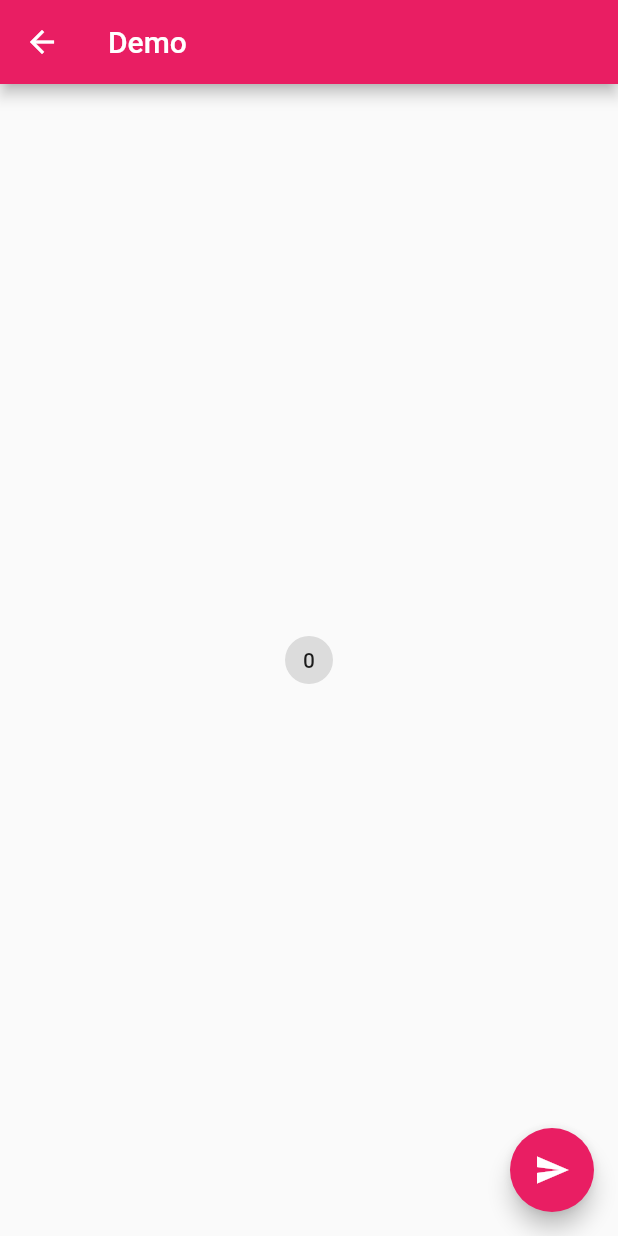
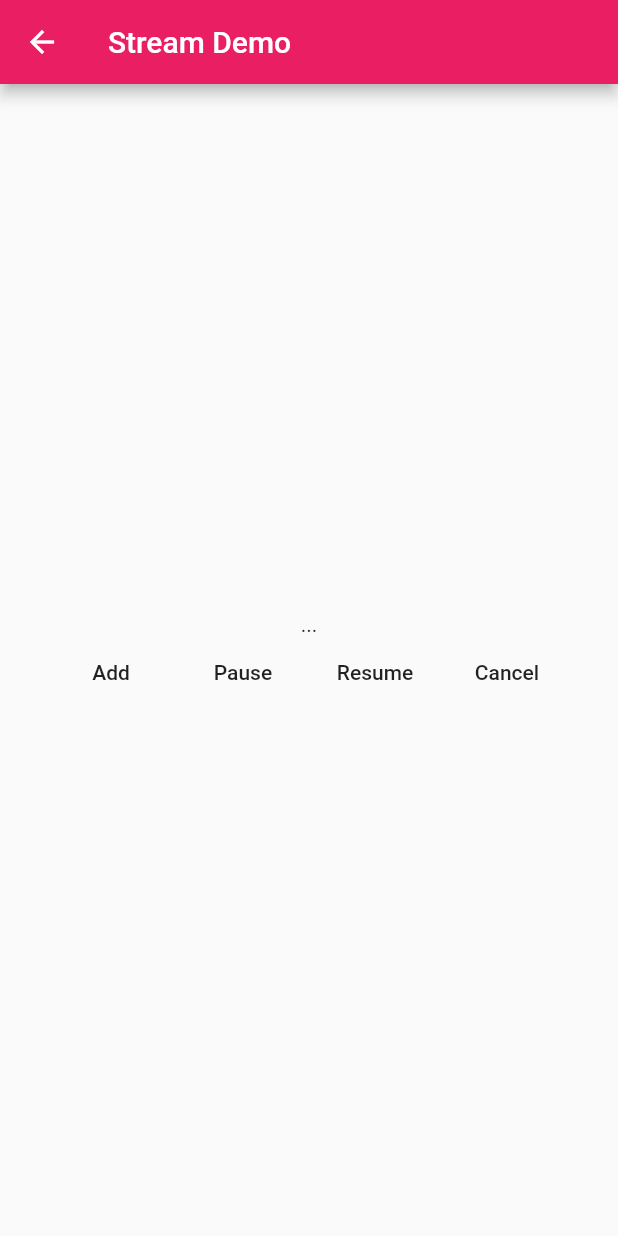
Before and after one commit to Darren-xd/flutter_dome, a Flutter app: the screen it shows after launch, on a phone screen of 412 x 824 dp. Run offline on Flutter 3.47's test engine with Material 2 defaults, Android fonts, the phone set to English and light mode, and no system bars; our stand-ins replace flutter_swiper.

Commit message:
stream 使用

```diff
--- a/lib/buttom/button_demo.dart
+++ b/lib/buttom/button_demo.dart
@@ -9,6 +9,7 @@ import 'package:flutter_dome/chip/chip_demo.dart';
 import 'package:flutter_dome/datatable/datatable_demo.dart';
 import 'package:flutter_dome/dialog/expansion_panel_demo.dart';
 import 'package:flutter_dome/dialog/simple_dialog_demo.dart';
+import 'package:flutter_dome/stream/stream_demo.dart';
 
 class ButtonDemo extends StatefulWidget {
   @override
@@ -71,6 +72,10 @@ class _ButtonDemoState extends State<ButtonDemo> {
           ListItem(
             title: "StepperDemo",
             page: StepperDemo(),
+          ),
+          ListItem(
+            title: "StreamDemo",
+            page: StreamDemo(),
           ),
         ],
       ),
--- a/lib/main.dart
+++ b/lib/main.dart
@@ -7,6 +7,7 @@ import 'package:flutter_dome/settings/settings_page.dart';
 import 'package:flutter_dome/login/login_page.dart';
 import 'package:flutter_dome/buttom/button_demo.dart';
 import 'package:flutter_dome/state/state_manager_demo.dart';
+import 'package:flutter_dome/stream/stream_demo.dart';
 
 void main() => runApp(MyApp());
 
@@ -22,13 +23,14 @@ class MyApp extends StatelessWidget {
       // home: RootView(),
       // home: NavigatorDemo(),
 
-      initialRoute: '/state',
+      initialRoute: '/stream',
       routes: {
         '/': (context) => RootView(),
         '/about': (context) => Page(title: "ABOUT"),
         '/login': (context) => LoginPage(),
         '/button': (context) => ButtonDemo(),
         "/state": (context) => StateManagerDemo(),
+        '/stream': (context) => StreamDemo(),
       },
     );
 
--- /dev/null
+++ b/lib/stream/stream_demo.dart
@@ -0,0 +1,128 @@
+import 'dart:async';
+
+import 'package:flutter/material.dart';
+
+class StreamDemo extends StatefulWidget {
+  @override
+  _StreamDemoState createState() => _StreamDemoState();
+}
+
+class _StreamDemoState extends State<StreamDemo> {
+  StreamSubscription _streamSubscription;
+  StreamController<String> _streamDemo;
+  StreamSink _streamSink;
+
+  String msg = "";
+
+  @override
+  void dispose() {
+    _streamDemo.close();
+    super.dispose();
+  }
+
+  @override
+  void initState() {
+    super.initState();
+    // Stream<String> _streamDemo = Stream.fromFuture(fetchData());
+    _streamDemo = StreamController<String>();
+    _streamDemo = StreamController.broadcast();
+    _streamSink = _streamDemo.sink;
+    _streamSubscription =
+        _streamDemo.stream.listen(onData, onError: onError, onDone: onDone);
+
+    _streamSubscription =
+        _streamDemo.stream.listen(onTowData, onError: onError, onDone: onDone);
+  }
+
+  void onData(String data) {
+    print('11111 $data');
+    setState(() {
+      msg = data;
+    });
+  }
+
+  void onTowData(String data) {
+    print("tow $data");
+  }
+
+  void onError(error) {
+    print('Error:$error');
+  }
+
+  void onDone() {
+    print("Done");
+  }
+
+  Future<String> fetchData() async {
+    await Future.delayed(Duration(seconds: 5));
+    // throw "holo";
+    return "hello ~";
+  }
+
+  void _pauseStream() {
+    print("pause");
+    _streamSubscription.pause();
+  }
+
+  void _resumeStream() {
+    print("resume");
+    _streamSubscription.resume();
+  }
+
+  void _cancelStream() {
+    print("cancel");
+    _streamSubscription.cancel();
+  }
+
+  void _addDataToStream() async {
+    print("Add data to stream");
+    String data = await fetchData();
+    // _streamDemo.add(data);
+
+    _streamSink.add(data);
+  }
+
+  @override
+  Widget build(BuildContext context) {
+    return Scaffold(
+      appBar: AppBar(
+        title: Text("Stream Demo"),
+      ),
+      body: Container(
+        child: Column(
+          mainAxisAlignment: MainAxisAlignment.center,
+          children: <Widget>[
+            StreamBuilder(
+              initialData: "...",
+              stream: _streamDemo.stream,
+              builder: (context, snapshot) {
+                return Text("${snapshot.data}");
+              },
+            ),
+            Row(
+              mainAxisAlignment: MainAxisAlignment.center,
+              children: <Widget>[
+                FlatButton(
+                  child: Text("Add"),
+                  onPressed: _addDataToStream,
+                ),
+                FlatButton(
+                  child: Text("Pause"),
+                  onPressed: _pauseStream,
+                ),
+                FlatButton(
+                  child: Text("Resume"),
+                  onPressed: _resumeStream,
+                ),
+                FlatButton(
+                  child: Text("Cancel"),
+                  onPressed: _cancelStream,
+                ),
+              ],
+            ),
+          ],
+        ),
+      ),
+    );
+  }
+}
```
